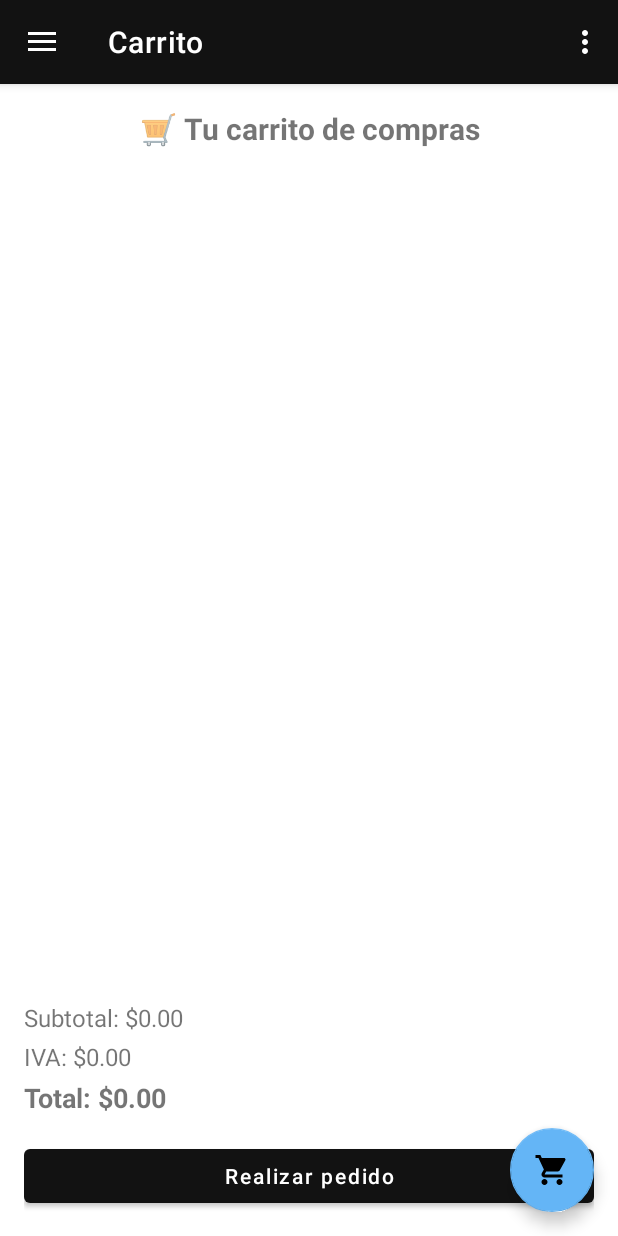
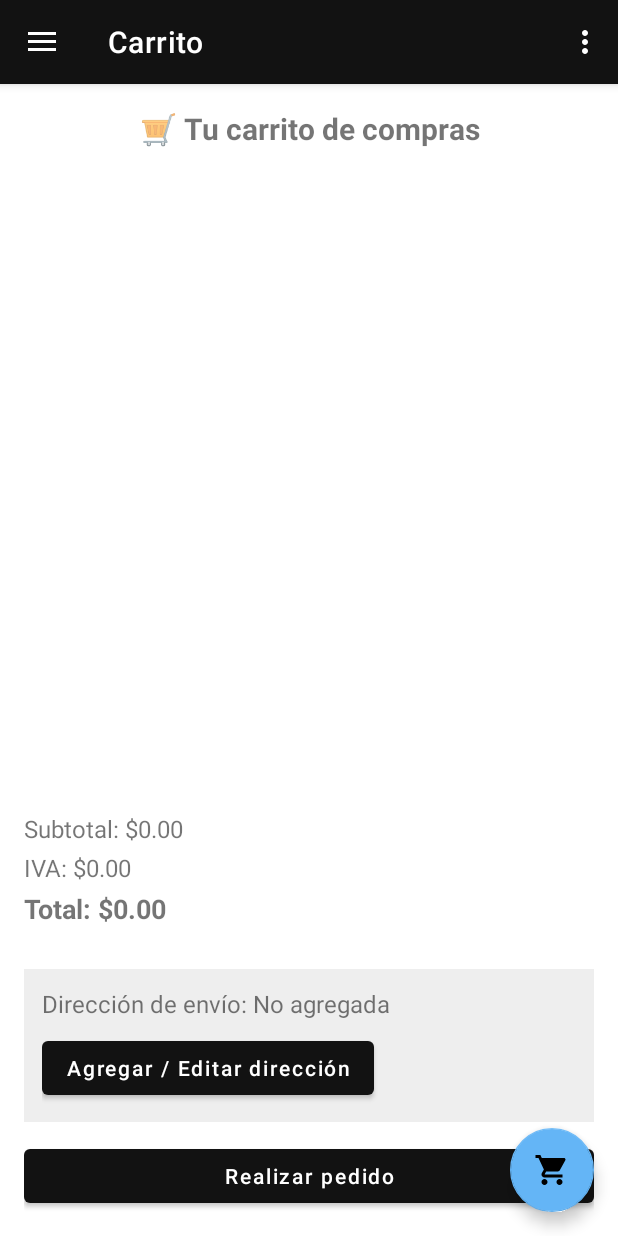
Before and after one commit to roman-tecpa/Shofy, an Android app: the screen it shows after launch (MainActivity), in the side drawer, after a tap on "Carrito", on a phone screen of 412 x 824 dp. Run offline under Robolectric (Android 15) with nearby library versions, the phone set to English and light mode, and no system bars; our stand-ins replace navigation-ui.

Commit message:
Actualizacion de la direccion de envio

```diff
--- a/app/src/main/java/com/codedev/shofy/Carrito.java
+++ b/app/src/main/java/com/codedev/shofy/Carrito.java
@@ -1,5 +1,6 @@
 package com.codedev.shofy;
 
+import android.app.AlertDialog;
 import android.content.ContentValues;
 import android.content.Context;
 import android.content.SharedPreferences;
@@ -10,6 +11,7 @@ import android.view.LayoutInflater;
 import android.view.View;
 import android.view.ViewGroup;
 import android.widget.Button;
+import android.widget.EditText;
 import android.widget.TextView;
 import android.widget.Toast;
 
@@ -31,52 +33,104 @@ import java.util.List;
 
 public class Carrito extends Fragment {
 
+    // UI
     private RecyclerView recyclerCarrito;
-    private TextView txtSubtotal, txtIVA, txtTotal;
-    private Button btnRealizarPedido;
+    private TextView txtSubtotal, txtIVA, txtTotal, txtDireccionEnvio;
+    private Button btnRealizarPedido, btnEditarDireccion;
     private CarritoAdapter adapter;
 
+    // Preferencias
+    private SharedPreferences sharedPreferences;
+    private static final String PREFS_NAME = "MisPreferencias";
+    private static final String CLAVE_DIRECCION = "direccion_envio";
+
     @Override
-    public View onCreateView(@NonNull LayoutInflater inflater, ViewGroup container,
-                             Bundle savedInstanceState) {
+    public View onCreateView(@NonNull LayoutInflater inflater, ViewGroup container, Bundle savedInstanceState) {
         View view = inflater.inflate(R.layout.fragment_carrito, container, false);
 
+        // Inicializar vistas
         recyclerCarrito = view.findViewById(R.id.recyclerCarrito);
         txtSubtotal = view.findViewById(R.id.txtSubtotal);
         txtIVA = view.findViewById(R.id.txtIVA);
         txtTotal = view.findViewById(R.id.txtTotal);
+        txtDireccionEnvio = view.findViewById(R.id.txtDireccionEnvio);
+        btnEditarDireccion = view.findViewById(R.id.btnEditarDireccion);
         btnRealizarPedido = view.findViewById(R.id.btnRealizarPedido);
 
+        // Preferencias
+        sharedPreferences = requireContext().getSharedPreferences(PREFS_NAME, Context.MODE_PRIVATE);
+        cargarDireccionGuardada();
+
+        // Eventos
+        btnEditarDireccion.setOnClickListener(v -> mostrarDialogoDireccion());
+        btnRealizarPedido.setOnClickListener(v -> realizarPedido(v.getContext(), v));
+
+        // RecyclerView
         recyclerCarrito.setLayoutManager(new LinearLayoutManager(getContext()));
-
         List<ItemCarrito> items = CarritoManager.getInstancia().getItems();
-
         adapter = new CarritoAdapter(items, () -> calcularYMostrarResumen(CarritoManager.getInstancia().getItems()));
         recyclerCarrito.setAdapter(adapter);
 
         calcularYMostrarResumen(items);
-
-        btnRealizarPedido.setOnClickListener(v -> realizarPedido(v.getContext(), v));
-
         return view;
     }
 
+    // ---------------------------------------
+    // DIRECCIÓN
+    // ---------------------------------------
+    private void cargarDireccionGuardada() {
+        String direccion = sharedPreferences.getString(CLAVE_DIRECCION, "");
+        if (!direccion.isEmpty()) {
+            txtDireccionEnvio.setText("Dirección de envío: " + direccion);
+        } else {
+            txtDireccionEnvio.setText("Dirección de envío: No agregada");
+        }
+    }
+
+    private void mostrarDialogoDireccion() {
+        Context context = requireContext();
+        EditText input = new EditText(context);
+        input.setHint("Escribe tu dirección");
+        input.setText(sharedPreferences.getString(CLAVE_DIRECCION, ""));
+
+        new AlertDialog.Builder(context)
+                .setTitle("Dirección de envío")
+                .setView(input)
+                .setPositiveButton("Guardar", (dialog, which) -> {
+                    String nuevaDireccion = input.getText().toString().trim();
+                    if (!nuevaDireccion.isEmpty()) {
+                        sharedPreferences.edit().putString(CLAVE_DIRECCION, nuevaDireccion).apply();
+                        txtDireccionEnvio.setText("Dirección de envío: " + nuevaDireccion);
+                        Toast.makeText(context, "Dirección guardada", Toast.LENGTH_SHORT).show();
+                    } else {
+                        Toast.makeText(context, "La dirección no puede estar vacía", Toast.LENGTH_SHORT).show();
+                    }
+                })
+                .setNegativeButton("Cancelar", null)
+                .show();
+    }
+
+    // ---------------------------------------
+    // PEDIDO
+    // ---------------------------------------
     private void realizarPedido(Context context, View view) {
-        int idUsuario = obtenerIdUsuario(); // Obtener el id del usuario (0 si no está logueado)
+        int idUsuario = obtenerIdUsuario();
 
         if (idUsuario == 0) {
-            // Usuario no ha iniciado sesión
             Toast.makeText(context, "Debes iniciar sesión para proceder con la compra.", Toast.LENGTH_LONG).show();
-
-            NavController navController = Navigation.findNavController(view);
-            navController.navigate(R.id.login); // ← este es el ID de tu fragmento de login
-
-            return; // No continuar con la compra
+            Navigation.findNavController(view).navigate(R.id.login);
+            return;
         }
 
+        // Validar dirección
+        String direccion = sharedPreferences.getString(CLAVE_DIRECCION, null);
+        if (direccion == null || direccion.trim().isEmpty()) {
+            Toast.makeText(context, "Por favor agrega una dirección de envío antes de continuar.", Toast.LENGTH_LONG).show();
+            return;
+        }
 
+        // Validar carrito
         List<ItemCarrito> carritoItems = CarritoManager.getInstancia().getItems();
-
         if (carritoItems.isEmpty()) {
             Toast.makeText(context, "El carrito está vacío", Toast.LENGTH_SHORT).show();
             return;
@@ -87,13 +141,15 @@ public class Carrito extends Fragment {
 
         db.beginTransaction();
         try {
-            // Insertar la venta
+            // Insertar venta con dirección
             ContentValues ventaValues = new ContentValues();
             ventaValues.put("id_usuario", idUsuario);
+            ventaValues.put("direccion_envio", direccion); // 👈 Guardar dirección en BD
             long idVenta = db.insert("Ventas", null, ventaValues);
 
             if (idVenta == -1) throw new Exception("No se pudo registrar la venta");
 
+            // Detalles de productos
             for (ItemCarrito item : carritoItems) {
                 Producto producto = item.getProducto();
                 int cantidad = item.getCantidad();
@@ -109,11 +165,11 @@ public class Carrito extends Fragment {
                 detalle.put("id_producto", producto.getId());
                 detalle.put("cantidad_vendida", cantidad);
                 detalle.put("precio_venta", precioUnitarioConIVA);
+
                 long idDetalle = db.insert("DetalleVentas", null, detalle);
-
                 if (idDetalle == -1) throw new Exception("No se pudo registrar el detalle de venta");
 
-                // Restar stock aquí solamente
+                // Actualizar stock
                 db.execSQL("UPDATE Productos SET cantidad_actual = cantidad_actual - ? WHERE id = ?",
                         new Object[]{cantidad, producto.getId()});
             }
@@ -121,7 +177,6 @@ public class Carrito extends Fragment {
             db.setTransactionSuccessful();
             Toast.makeText(context, "Venta registrada con éxito", Toast.LENGTH_SHORT).show();
 
-            // Mostrar diálogo de compra realizada (opcional)
             DialogCompraRealizada dialog = new DialogCompraRealizada();
             dialog.show(getParentFragmentManager(), "compra_realizada");
 
@@ -134,15 +189,14 @@ public class Carrito extends Fragment {
             db.close();
         }
 
-        // Limpiar carrito y actualizar resumen
+        // Limpiar carrito y actualizar vista
         CarritoManager.getInstancia().limpiarCarrito();
         if (adapter != null) adapter.notifyDataSetChanged();
         calcularYMostrarResumen(CarritoManager.getInstancia().getItems());
 
-        // Regresar al Home
+        // Redirigir al home
         Bundle args = new Bundle();
         args.putBoolean("pedidoRealizado", true);
-
         NavController navController = Navigation.findNavController(view);
         if (navController.getCurrentDestination() == null ||
                 navController.getCurrentDestination().getId() != R.id.nav_home) {
@@ -150,15 +204,18 @@ public class Carrito extends Fragment {
         }
     }
 
+
     private int obtenerIdUsuario() {
         Context context = getContext();
         if (context == null) return 0;
 
         SharedPreferences preferences = context.getSharedPreferences("sesion", Context.MODE_PRIVATE);
-        return preferences.getInt("idUsuario", 0); // Devuelve 0 si no hay sesión
+        return preferences.getInt("idUsuario", 0);
     }
 
-
+    // ---------------------------------------
+    // RESUMEN DE COMPRA
+    // ---------------------------------------
     private void calcularYMostrarResumen(List<ItemCarrito> items) {
         double subtotal = 0;
         double ivaTotal = 0;
@@ -182,14 +239,10 @@ public class Carrito extends Fragment {
 
     private double obtenerIVA(String tipo) {
         switch (tipo) {
-            case "Papelería":
-                return 0.16;
-            case "Supermercado":
-                return 0.04;
-            case "Droguería":
-                return 0.12;
-            default:
-                return 0.0;
+            case "Papelería": return 0.16;
+            case "Supermercado": return 0.04;
+            case "Droguería": return 0.12;
+            default: return 0.0;
         }
     }
 }
--- a/app/src/main/java/com/codedev/shofy/DB/DBHelper.java
+++ b/app/src/main/java/com/codedev/shofy/DB/DBHelper.java
@@ -10,7 +10,7 @@ import androidx.annotation.Nullable;
 public class DBHelper extends SQLiteOpenHelper {
 
     public static final String DB_NAME = "shofy.db";
-    public static final int DB_VERSION = 2; // Incrementado por los nuevos cambios
+    public static final int DB_VERSION = 3; // Incrementado por los nuevos cambios
 
     public DBHelper(@Nullable Context context) {
         super(context, DB_NAME, null, DB_VERSION);
@@ -52,12 +52,15 @@ public class DBHelper extends SQLiteOpenHelper {
                 ")");
 
         // Tabla de ventas
+        // Tabla de ventas
         db.execSQL("CREATE TABLE Ventas (" +
                 "id INTEGER PRIMARY KEY AUTOINCREMENT, " +
                 "id_usuario INTEGER NOT NULL, " +
+                "direccion_envio TEXT, " +  // 👈 Agregado
                 "fecha_venta DATETIME DEFAULT CURRENT_TIMESTAMP, " +
                 "FOREIGN KEY(id_usuario) REFERENCES Usuarios(id)" +
                 ")");
+
 
         // Tabla de detalle de ventas
         db.execSQL("CREATE TABLE DetalleVentas (" +
--- a/app/src/main/res/layout/fragment_carrito.xml
+++ b/app/src/main/res/layout/fragment_carrito.xml
@@ -53,9 +53,37 @@
             android:layout_height="wrap_content"
             android:text="Total: $0.00"
             android:textSize="18sp"
-            android:textStyle="bold" />
+            android:textStyle="bold"
+            android:paddingBottom="12dp" />
     </LinearLayout>
 
+    <!-- Dirección de envío -->
+    <LinearLayout
+        android:id="@+id/layoutDireccionEnvio"
+        android:layout_width="match_parent"
+        android:layout_height="wrap_content"
+        android:orientation="vertical"
+        android:padding="12dp"
+        android:background="#EEEEEE"
+        android:layout_marginBottom="12dp">
+
+        <TextView
+            android:id="@+id/txtDireccionEnvio"
+            android:layout_width="match_parent"
+            android:layout_height="wrap_content"
+            android:text="Dirección de envío: No agregada"
+            android:textSize="16sp"
+            android:paddingBottom="8dp" />
+
+        <Button
+            android:id="@+id/btnEditarDireccion"
+            android:layout_width="wrap_content"
+            android:layout_height="wrap_content"
+            android:text="Agregar / Editar dirección"
+            android:textAllCaps="false" />
+    </LinearLayout>
+
+    <!-- Botón para realizar pedido -->
     <Button
         android:id="@+id/btnRealizarPedido"
         android:layout_width="match_parent"
```
Also changed, not shown: app/src/main/java/com/codedev/shofy/ConfirmarCompra.java (added, +55 -0 lines), app/src/main/res/layout/fragment_confirmar_compra.xml (added, +22 -0 lines).
